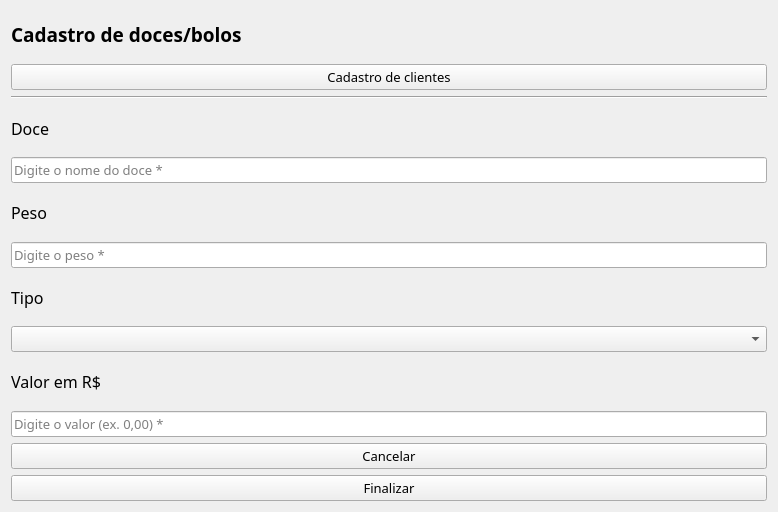
First picture: the form in view/cadastrodoces.ui, repository imora97/Sistema-para-doceria, before the edit.
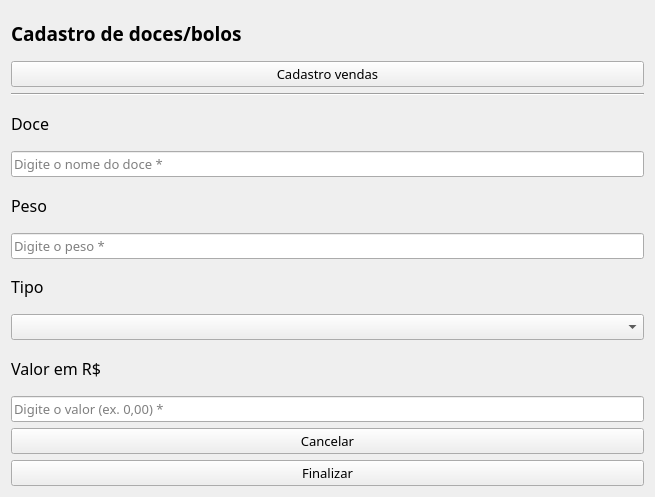
Second picture: the form after the edit.

Patch:
```diff
--- a/view/cadastrodoces.ui
+++ b/view/cadastrodoces.ui
@@ -6,8 +6,8 @@
    <rect>
     <x>0</x>
     <y>0</y>
-    <width>778</width>
-    <height>512</height>
+    <width>655</width>
+    <height>497</height>
    </rect>
   </property>
   <property name="windowTitle">
@@ -38,7 +38,7 @@
       </font>
      </property>
      <property name="text">
-      <string>Cadastro de clientes</string>
+      <string>Cadastro vendas</string>
      </property>
     </widget>
    </item>
```
Left out of the diff: 2 changed lines with no effect on the pictures.
